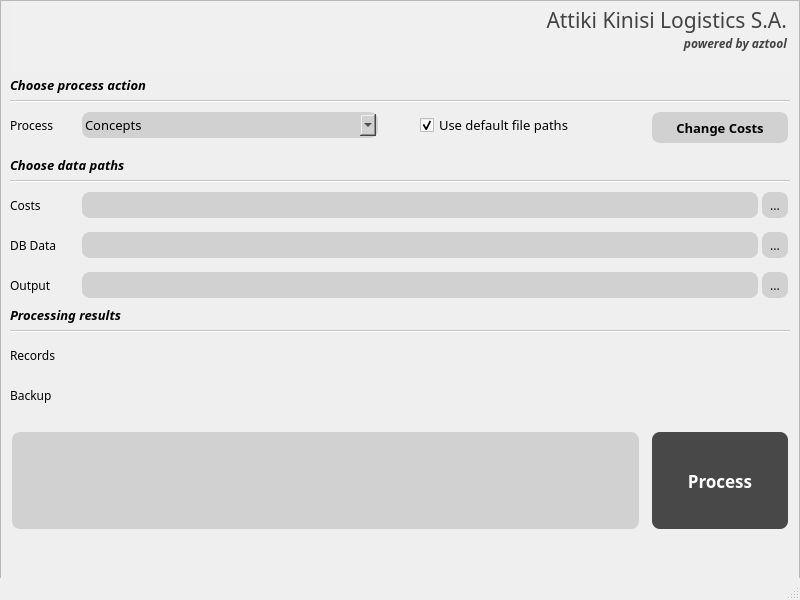
First picture: the form in aztool_akl/gui/ui_resources/aztool_akl_gui.ui, repository kosazna/atakl, before the edit.
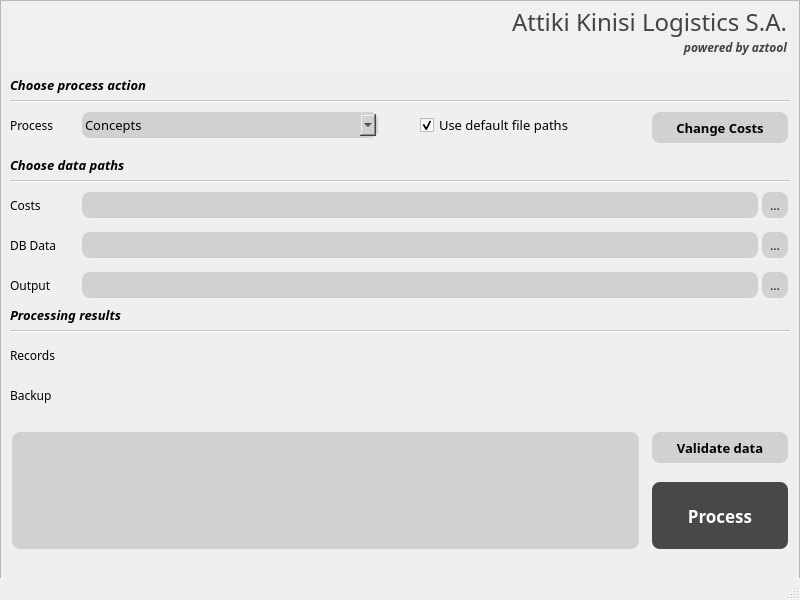
Second picture: the form after the edit.

Patch:
```diff
--- a/aztool_akl/gui/ui_resources/aztool_akl_gui.ui
+++ b/aztool_akl/gui/ui_resources/aztool_akl_gui.ui
@@ -455,9 +455,9 @@
      <property name="geometry">
       <rect>
        <x>650</x>
-       <y>430</y>
+       <y>480</y>
        <width>140</width>
-       <height>101</height>
+       <height>71</height>
       </rect>
      </property>
      <property name="font">
@@ -665,7 +665,7 @@
 &lt;html&gt;&lt;head&gt;&lt;meta name=&quot;qrichtext&quot; content=&quot;1&quot; /&gt;&lt;style type=&quot;text/css&quot;&gt;
 p, li { white-space: pre-wrap; }
 &lt;/style&gt;&lt;/head&gt;&lt;body style=&quot; font-family:'Century Gothic'; font-size:9pt; font-weight:400; font-style:normal;&quot;&gt;
-&lt;p align=&quot;right&quot; style=&quot; margin-top:0px; margin-bottom:0px; margin-left:0px; margin-right:0px; -qt-block-indent:0; text-indent:0px;&quot;&gt;&lt;span style=&quot; font-size:16pt; color:#434343;&quot;&gt;Attiki Kinisi Logistics S.A.&lt;/span&gt;&lt;/p&gt;
+&lt;p align=&quot;right&quot; style=&quot; margin-top:0px; margin-bottom:0px; margin-left:0px; margin-right:0px; -qt-block-indent:0; text-indent:0px;&quot;&gt;&lt;span style=&quot; font-size:18pt; color:#434343;&quot;&gt;Attiki Kinisi Logistics S.A.&lt;/span&gt;&lt;/p&gt;
 &lt;p align=&quot;right&quot; style=&quot; margin-top:0px; margin-bottom:0px; margin-left:0px; margin-right:0px; -qt-block-indent:0; text-indent:0px;&quot;&gt;&lt;span style=&quot; font-weight:600; font-style:italic; color:#434343;&quot;&gt;powered by aztool&lt;/span&gt;&lt;/p&gt;&lt;/body&gt;&lt;/html&gt;</string>
      </property>
     </widget>
@@ -715,7 +715,7 @@
        <x>10</x>
        <y>430</y>
        <width>631</width>
-       <height>101</height>
+       <height>121</height>
       </rect>
      </property>
      <property name="font">
@@ -819,6 +819,34 @@
       <string>...</string>
      </property>
     </widget>
+    <widget class="QToolButton" name="button_validate_data">
+     <property name="geometry">
+      <rect>
+       <x>650</x>
+       <y>430</y>
+       <width>140</width>
+       <height>35</height>
+      </rect>
+     </property>
+     <property name="font">
+      <font>
+       <family>Century Gothic</family>
+       <pointsize>10</pointsize>
+       <weight>75</weight>
+       <bold>true</bold>
+      </font>
+     </property>
+     <property name="styleSheet">
+      <string notr="true">background-color: rgb(209, 209, 209);
+border-width:4px;
+border-color:black;
+border-style:offset;
+border-radius:10px;</string>
+     </property>
+     <property name="text">
+      <string>Validate data</string>
+     </property>
+    </widget>
     <zorder>label_process</zorder>
     <zorder>label_costs</zorder>
     <zorder>label_db_data</zorder>
```
Left out of the diff: 59 changed lines with no effect on the pictures.
